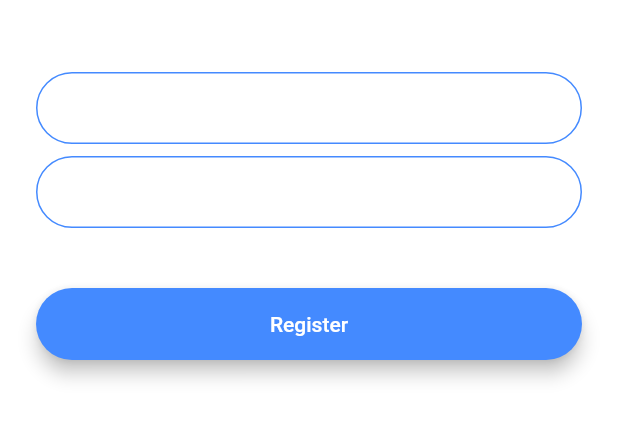
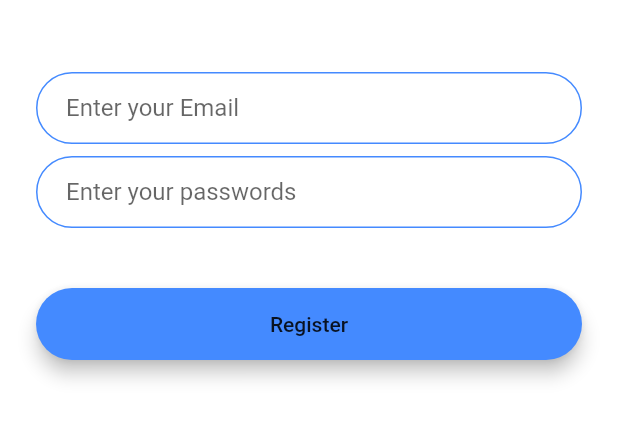
Before and after one commit to googoles/Flutter_chatapp, a Flutter app: the screen it shows after launch, after a tap on "Register", on a phone screen of 412 x 824 dp, the part 576-1018 px from its top. Run offline on Flutter 3.47's test engine with Material 2 defaults, Android fonts, the phone set to English and light mode, and no system bars; our stand-ins replace animated_text_kit.

Commit message:
Created constants

```diff
--- /dev/null
+++ b/lib/components/rounded_button.dart
@@ -0,0 +1,32 @@
+import 'package:flutter/material.dart';
+
+class RoundedButton extends StatelessWidget {
+//  const TextWidget({
+//    Key key,
+//  }) : super(key: key);
+  RoundedButton({@required this.colour,@required this.title ,@required this.onPressed});
+  final Color colour;
+  final String title;
+  final Function onPressed;
+
+
+  @override
+  Widget build(BuildContext context) {
+    return Padding(
+      padding: EdgeInsets.symmetric(vertical: 16.0),
+      child: Material(
+        elevation: 5.0,
+        color: colour,
+        borderRadius: BorderRadius.circular(30.0),
+        child: MaterialButton(
+          onPressed: onPressed,
+          minWidth: 200.0,
+          height: 42.0,
+          child: Text(
+            title,
+          ),
+        ),
+      ),
+    );
+  }
+}
--- a/lib/constants.dart
+++ b/lib/constants.dart
@@ -17,3 +17,19 @@ const kMessageContainerDecoration = BoxDecoration(
     top: BorderSide(color: Colors.lightBlueAccent, width: 2.0),
   ),
 );
+
+const kTextFieldDecoration = InputDecoration(
+  hintText: 'Enter a value',
+  contentPadding: EdgeInsets.symmetric(vertical: 10.0, horizontal: 20.0),
+  border: OutlineInputBorder(
+    borderRadius: BorderRadius.all(Radius.circular(32.0)),
+  ),
+  enabledBorder: OutlineInputBorder(
+    borderSide: BorderSide(color: Colors.blueAccent, width: 1.0),
+    borderRadius: BorderRadius.all(Radius.circular(32.0)),
+  ),
+  focusedBorder: OutlineInputBorder(
+    borderSide: BorderSide(color: Colors.blueAccent, width: 2.0),
+    borderRadius: BorderRadius.all(Radius.circular(32.0)),
+  ),
+);
--- a/lib/main.dart
+++ b/lib/main.dart
@@ -18,11 +18,7 @@ class FlashChat extends StatelessWidget {
   @override
   Widget build(BuildContext context) {
     return MaterialApp(
-      theme: ThemeData.dark().copyWith(
-        textTheme: TextTheme(
-          body1: TextStyle(color: Colors.black54),
-        ),
-      ),
+
       home: WelcomeScreen(),
       initialRoute: WelcomeScreen.id,
       routes: {
--- a/lib/screens/login_screen.dart
+++ b/lib/screens/login_screen.dart
@@ -1,4 +1,7 @@
+import 'package:flash_chat/screens/welcome_screen.dart';
 import 'package:flutter/material.dart';
+import 'package:flash_chat/components/rounded_button.dart';
+import 'package:flash_chat/constants.dart';
 
 class LoginScreen extends StatefulWidget {
 
@@ -34,24 +37,7 @@ class _LoginScreenState extends State<LoginScreen> {
                 //Do something with the user input.
 
               },
-              decoration: InputDecoration(
-                hintText: 'Enter your email',
-                contentPadding:
-                    EdgeInsets.symmetric(vertical: 10.0, horizontal: 20.0),
-                border: OutlineInputBorder(
-                  borderRadius: BorderRadius.all(Radius.circular(32.0)),
-                ),
-                enabledBorder: OutlineInputBorder(
-                  borderSide:
-                      BorderSide(color: Colors.lightBlueAccent, width: 1.0),
-                  borderRadius: BorderRadius.all(Radius.circular(32.0)),
-                ),
-                focusedBorder: OutlineInputBorder(
-                  borderSide:
-                      BorderSide(color: Colors.lightBlueAccent, width: 2.0),
-                  borderRadius: BorderRadius.all(Radius.circular(32.0)),
-                ),
-              ),
+              decoration: kTextFieldDecoration.copyWith(hintText: 'Enter your Email'),
             ),
             SizedBox(
               height: 8.0,
@@ -60,46 +46,14 @@ class _LoginScreenState extends State<LoginScreen> {
               onChanged: (value) {
                 //Do something with the user input.
               },
-              decoration: InputDecoration(
-                hintText: 'Enter your password.',
-                contentPadding:
-                    EdgeInsets.symmetric(vertical: 10.0, horizontal: 20.0),
-                border: OutlineInputBorder(
-                  borderRadius: BorderRadius.all(Radius.circular(32.0)),
-                ),
-                enabledBorder: OutlineInputBorder(
-                  borderSide:
-                      BorderSide(color: Colors.lightBlueAccent, width: 1.0),
-                  borderRadius: BorderRadius.all(Radius.circular(32.0)),
-                ),
-                focusedBorder: OutlineInputBorder(
-                  borderSide:
-                      BorderSide(color: Colors.lightBlueAccent, width: 2.0),
-                  borderRadius: BorderRadius.all(Radius.circular(32.0)),
-                ),
-              ),
+              decoration: kTextFieldDecoration.copyWith(hintText: 'Enter your passwords'),
             ),
             SizedBox(
               height: 24.0,
             ),
-            Padding(
-              padding: EdgeInsets.symmetric(vertical: 16.0),
-              child: Material(
-                color: Colors.lightBlueAccent,
-                borderRadius: BorderRadius.all(Radius.circular(30.0)),
-                elevation: 5.0,
-                child: MaterialButton(
-                  onPressed: () {
-                    //Implement login functionality.
-                  },
-                  minWidth: 200.0,
-                  height: 42.0,
-                  child: Text(
-                    'Log In',
-                  ),
-                ),
-              ),
-            ),
+            RoundedButton(colour: Colors.cyan, title: 'Log In', onPressed: (){
+
+            }),
           ],
         ),
       ),
--- a/lib/screens/registration_screen.dart
+++ b/lib/screens/registration_screen.dart
@@ -1,8 +1,9 @@
 import 'package:flutter/material.dart';
+import 'package:flash_chat/components/rounded_button.dart';
+import 'package:flash_chat/constants.dart';
 
 class RegistrationScreen extends StatefulWidget {
-
-static const String id = 'registration_screen';
+  static const String id = 'registration_screen';
 
   @override
   _RegistrationScreenState createState() => _RegistrationScreenState();
@@ -33,22 +34,7 @@ class _RegistrationScreenState extends State<RegistrationScreen> {
               onChanged: (value) {
                 //Do something with the user input.
               },
-              decoration: InputDecoration(
-                hintText: 'Enter your email',
-                contentPadding:
-                    EdgeInsets.symmetric(vertical: 10.0, horizontal: 20.0),
-                border: OutlineInputBorder(
-                  borderRadius: BorderRadius.all(Radius.circular(32.0)),
-                ),
-                enabledBorder: OutlineInputBorder(
-                  borderSide: BorderSide(color: Colors.blueAccent, width: 1.0),
-                  borderRadius: BorderRadius.all(Radius.circular(32.0)),
-                ),
-                focusedBorder: OutlineInputBorder(
-                  borderSide: BorderSide(color: Colors.blueAccent, width: 2.0),
-                  borderRadius: BorderRadius.all(Radius.circular(32.0)),
-                ),
-              ),
+              decoration: kTextFieldDecoration.copyWith(hintText: 'Enter your Email'),
             ),
             SizedBox(
               height: 8.0,
@@ -57,45 +43,13 @@ class _RegistrationScreenState extends State<RegistrationScreen> {
               onChanged: (value) {
                 //Do something with the user input.
               },
-              decoration: InputDecoration(
-                hintText: 'Enter your password',
-                contentPadding:
-                    EdgeInsets.symmetric(vertical: 10.0, horizontal: 20.0),
-                border: OutlineInputBorder(
-                  borderRadius: BorderRadius.all(Radius.circular(32.0)),
-                ),
-                enabledBorder: OutlineInputBorder(
-                  borderSide: BorderSide(color: Colors.blueAccent, width: 1.0),
-                  borderRadius: BorderRadius.all(Radius.circular(32.0)),
-                ),
-                focusedBorder: OutlineInputBorder(
-                  borderSide: BorderSide(color: Colors.blueAccent, width: 2.0),
-                  borderRadius: BorderRadius.all(Radius.circular(32.0)),
-                ),
-              ),
+              decoration: kTextFieldDecoration.copyWith(hintText: 'Enter your passwords'),
             ),
             SizedBox(
               height: 24.0,
             ),
-            Padding(
-              padding: EdgeInsets.symmetric(vertical: 16.0),
-              child: Material(
-                color: Colors.blueAccent,
-                borderRadius: BorderRadius.all(Radius.circular(30.0)),
-                elevation: 5.0,
-                child: MaterialButton(
-                  onPressed: () {
-                    //Implement registration functionality.
-                  },
-                  minWidth: 200.0,
-                  height: 42.0,
-                  child: Text(
-                    'Register',
-                    style: TextStyle(color: Colors.white),
-                  ),
-                ),
-              ),
-            ),
+            RoundedButton(
+                colour: Colors.blueAccent, title: 'Register', onPressed: () {}),
           ],
         ),
       ),
--- a/lib/screens/welcome_screen.dart
+++ b/lib/screens/welcome_screen.dart
@@ -2,35 +2,35 @@ import 'package:flutter/material.dart';
 import 'login_screen.dart';
 import 'registration_screen.dart';
 import 'package:animated_text_kit/animated_text_kit.dart';
-
-
+import 'package:flash_chat/constants.dart';
+import 'package:flash_chat/components/rounded_button.dart';
 
 class WelcomeScreen extends StatefulWidget {
-
   static const String id = 'welcome_screen';
 
   @override
   _WelcomeScreenState createState() => _WelcomeScreenState();
 }
 
-class _WelcomeScreenState extends State<WelcomeScreen> with SingleTickerProviderStateMixin {
-
+class _WelcomeScreenState extends State<WelcomeScreen>
+    with SingleTickerProviderStateMixin {
   AnimationController controller;
   Animation animation;
 
   @override
   void initState() {
-
     super.initState();
     controller = AnimationController(
-      duration: Duration(seconds: 1),vsync: this,upperBound: 1,
+      duration: Duration(seconds: 1),
+      vsync: this,
+      upperBound: 1,
     );
-    animation = ColorTween(begin: Colors.blueGrey, end: Colors.white).animate(controller);
+    animation = ColorTween(begin: Colors.blueGrey, end: Colors.white)
+        .animate(controller);
     controller.forward();
-    controller.addListener((){
+    controller.addListener(() {
       setState(() {});
     });
-
   }
 
   @override
@@ -70,46 +70,20 @@ class _WelcomeScreenState extends State<WelcomeScreen> with SingleTickerProvider
             SizedBox(
               height: 48.0,
             ),
-            Padding(
-              padding: EdgeInsets.symmetric(vertical: 16.0),
-              child: Material(
-                elevation: 5.0,
-                color: Colors.lightBlueAccent,
-                borderRadius: BorderRadius.circular(30.0),
-                child: MaterialButton(
+            RoundedButton(
+              colour: Colors.cyan,
+              title: 'Log In',
               onPressed: () {
-                    //Go to login screen.
-//                    Navigator.push(context, MaterialPageRoute(builder: (context) => RegistrationScreen()));
                 Navigator.pushNamed(context, LoginScreen.id);
               },
-                  minWidth: 200.0,
-                  height: 42.0,
-                  child: Text(
-                    'Log In',
             ),
-                ),
-              ),
-            ),
-            Padding(
-              padding: EdgeInsets.symmetric(vertical: 16.0),
-              child: Material(
-                color: Colors.blueAccent,
-                borderRadius: BorderRadius.circular(30.0),
-                elevation: 5.0,
-                child: MaterialButton(
+            RoundedButton(
+              colour: Colors.blueAccent,
+              title: 'Register',
               onPressed: () {
-                    //Go to registration screen.
-//                    Navigator.push(context, MaterialPageRoute(builder: (context) => LoginScreen()));
                 Navigator.pushNamed(context, RegistrationScreen.id);
               },
-                  minWidth: 200.0,
-                  height: 42.0,
-                  child: Text(
-                    'Register',
-                  ),
-                ),
-              ),
-            ),
+            )
           ],
         ),
       ),
```
Lines whose indentation alone changed are shown as unchanged.
